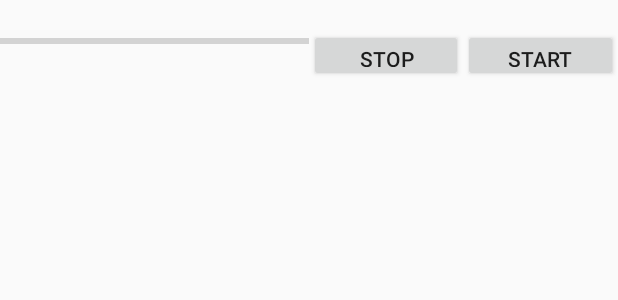
After one commit to Chen-Yufeng/Multiget2, an Android app: the layout notification.xml on its own in the app's theme, with its tools: preview values and no code run, on a phone screen of 412 x 824 dp. The commit adds this screen. Shown: the top 300 px of the screen. Run offline under Robolectric (Android 15) with nearby library versions, the phone set to English and light mode, and no system bars.

Commit message:
添加Notification

```diff
--- a/app/src/main/java/services/DownloadService.java
+++ b/app/src/main/java/services/DownloadService.java
@@ -66,12 +66,16 @@ public class DownloadService extends Service {
             switch (msg.what){
                 case MSG_INIT:
                     FileInfo fileInfo=(FileInfo)msg.obj;
-                    Log.i("Test", "Init"+fileInfo);
+                    //Log.i("Test", "Init"+fileInfo);
                     //启动下载
                     DownloadTask task
                             =new DownloadTask(DownloadService.this,fileInfo,3);  //线程数
                     task.download();
                     mTasks.put(fileInfo.getId(),task);
+                    //发送启动命令广播
+                    Intent intent = new Intent(DownloadService.ACTION_START);
+                    intent.putExtra("fileInfo",fileInfo);
+                    sendBroadcast(intent);
                     break;
             }
         }
--- /dev/null
+++ b/app/src/main/res/layout/notification.xml
@@ -0,0 +1,46 @@
+<?xml version="1.0" encoding="utf-8"?>
+<LinearLayout xmlns:android="http://schemas.android.com/apk/res/android"
+    android:layout_width="match_parent"
+    android:layout_height="match_parent"
+    android:orientation="vertical" >
+
+    <TextView
+        android:id="@+id/tvFileName"
+        android:layout_width="wrap_content"
+        android:layout_height="wrap_content" />
+
+    <LinearLayout
+        android:layout_width="match_parent"
+        android:layout_height="wrap_content"
+        android:orientation="horizontal">
+
+        <ProgressBar
+            android:id="@+id/pbProgress"
+            style="?android:attr/progressBarStyleHorizontal"
+            android:layout_width="0dp"
+            android:layout_weight="2"
+            android:layout_height="wrap_content"
+            android:layout_below="@id/tvFileName"/>
+
+        <Button
+            android:id="@+id/btStop"
+            android:layout_width="0dp"
+            android:layout_weight="1"
+            android:layout_height="35dp"
+            android:layout_alignParentRight="true"
+            android:layout_below="@id/pbProgress"
+            android:text="Stop" />
+
+        <Button
+            android:id="@+id/btStart"
+            android:layout_width="0dp"
+            android:layout_weight="1"
+            android:layout_height="35dp"
+            android:layout_below="@+id/pbProgress"
+            android:layout_toLeftOf="@id/btStop"
+            android:text="Start" />
+
+    </LinearLayout>
+
+
+</LinearLayout>
```
Also changed, not shown: app/src/main/java/com/example/multiget/MainActivity.java (+13 -0 lines), app/src/main/java/services/DownloadTask.java (+17 -6 lines), app/src/main/java/utils/NotificationUtil.java (added, +92 -0 lines).
